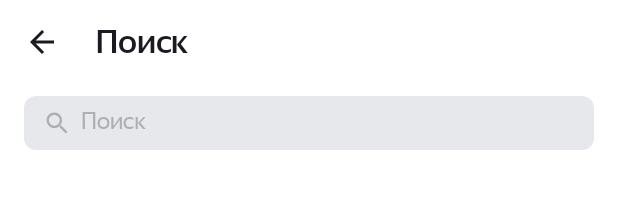
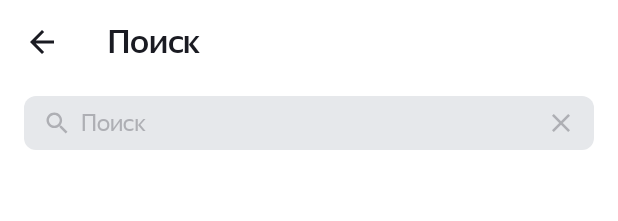
Before and after one commit to nemislimus/Playlist_Maker, an Android app: the layout activity_search.xml on its own in the app's theme, with its tools: preview values and no code run, on a phone screen of 412 x 824 dp. Shown: the top 221 px of the screen. Run offline under Robolectric (Android 15) with nearby library versions, the phone set to English and light mode, and no system bars.

Commit message:
Внёс правки по 11-му спринту.

```diff
--- a/app/src/main/java/com/practicum/playlistmaker/ItunesApiService.kt
+++ b/app/src/main/java/com/practicum/playlistmaker/ItunesApiService.kt
@@ -7,7 +7,6 @@ interface ItunesApiService {
     @GET("search")
     fun getTracksOnSearch(
         @Query("term") text: String,
-        @Query("media") media: String = "music",
         @Query("entity") entity:String = "song"
     ) : Call<TracksResponse>
 }
--- a/app/src/main/java/com/practicum/playlistmaker/TrackAdapter.kt
+++ b/app/src/main/java/com/practicum/playlistmaker/TrackAdapter.kt
@@ -4,7 +4,7 @@ import android.view.LayoutInflater
 import android.view.ViewGroup
 import androidx.recyclerview.widget.RecyclerView
 
-class TrackAdapter(private val trackList: ArrayList<Track>): RecyclerView.Adapter<TrackViewHolder>() {
+class TrackAdapter(private val trackList: List<Track>): RecyclerView.Adapter<TrackViewHolder>() {
 
     override fun onCreateViewHolder(parent: ViewGroup, viewType: Int): TrackViewHolder {
         return TrackViewHolder(parent)
--- a/app/src/main/res/drawable/ic_arrow_back.xml
+++ b/app/src/main/res/drawable/ic_arrow_back.xml
@@ -8,6 +8,6 @@
         android:pathData="M0,0h24v24h-24z"/>
     <path
         android:pathData="M20,11H7.83L13.42,5.41L12,4L4,12L12,20L13.41,18.59L7.83,13H20V11Z"
-        android:fillColor="#1A1B22"/>
+        android:fillColor="?attr/colorSecondaryVariant"/>
   </group>
 </vector>
--- a/app/src/main/res/layout/activity_search.xml
+++ b/app/src/main/res/layout/activity_search.xml
@@ -6,13 +6,14 @@
     android:orientation="vertical"
     tools:context=".SearchActivity">
 
-    <Button
-        android:id="@+id/outOfSearchButton"
-        style="@style/SettingScreenButtonOrigin.OutOfSettingsButton"
-        android:layout_marginBottom="@dimen/classic_size_8dp"
-        android:layout_marginHorizontal="@dimen/classic_size_16dp"
-        android:text="@string/main_search"
-        app:icon="@drawable/ic_arrow_back" />
+    <androidx.appcompat.widget.Toolbar
+        android:id="@+id/searchToolBar"
+        style="@style/SearchToolbar"
+        app:navigationIcon="@drawable/ic_arrow_back"
+        app:titleTextColor="?attr/colorSecondaryVariant"
+        app:title="@string/main_search"
+        app:titleTextAppearance="@style/SearchToolbar"
+        android:layout_marginBottom="@dimen/classic_size_8dp"/>
 
     <FrameLayout
         android:id="@+id/searchBar"
@@ -23,20 +24,26 @@
             android:id="@+id/zoomSearchBarIcon"
             android:src="@drawable/ic_search_16"
             android:paddingStart="@dimen/search_bar_side_padding"
+            android:layout_marginTop="0dp"
+            android:layout_marginBottom="0dp"
+            android:layout_gravity="center_vertical|start"
             style="@style/SearchIcons.theme"/>
 
         <EditText
             android:id="@+id/searchBarEditText"
             android:imeOptions="actionDone"
             android:singleLine="true"
+            android:textSize="@dimen/text_size_16sp"
             style="@style/SearchEditText.theme" />
 
         <ImageView
             android:id="@+id/searchBarClearIcon"
             android:src="@drawable/ic_clear_16"
-            android:visibility="gone"
+            android:visibility="visible"
             android:paddingEnd="@dimen/search_bar_side_padding"
-            android:layout_gravity="end"
+            android:layout_marginTop="0dp"
+            android:layout_marginBottom="0dp"
+            android:layout_gravity="center_vertical|end"
             style="@style/SearchIcons.theme"/>
 
     </FrameLayout>
--- a/app/src/main/res/layout/track_list_item.xml
+++ b/app/src/main/res/layout/track_list_item.xml
@@ -44,7 +44,6 @@
             <TextView
                 style="@style/TrackSmallText.theme"
                 android:id="@+id/tv_trackArtistName"
-                android:layout_width="0dp"
                 android:layout_weight="1"
                 tools:text="Smells Like Teen Spirit " />
 
--- a/app/src/main/res/values/styles.xml
+++ b/app/src/main/res/values/styles.xml
@@ -111,6 +111,16 @@
     </style>
 
 <!--    ////Стили для строки поиска-->
+    <style name="SearchToolbar">
+        <item name="android:layout_width">match_parent</item>
+        <item name="android:layout_height">wrap_content</item>
+        <item name="android:layout_gravity">start</item>
+        <item name="android:visibility">visible</item>
+        <item name="android:background">@null</item>
+        <item name="navigationIcon">@drawable/ic_arrow_back</item>
+        <item name="android:fontFamily">@font/ys_display_medium</item>
+        <item name="android:textSize">@dimen/classic_text_size_22</item>
+    </style>
 
     <style name="SearchIcons">
         <item name="android:layout_width">wrap_content</item>
@@ -122,9 +132,11 @@
 
     <style name="SearchEditText">
         <item name="android:layout_width">match_parent</item>
-        <item name="android:layout_height">@dimen/classic_size_16dp</item>
+        <item name="android:layout_height">match_parent</item>
         <item name="android:gravity">start</item>
-        <item name="android:layout_marginTop">@dimen/search_bar_text_margin_top</item>
+        <item name="android:layout_gravity">center_vertical</item>
+        <item name="android:layout_marginTop">0dp</item>
+        <item name="android:layout_marginBottom">0dp</item>
         <item name="android:background">@null</item>
         <item name="android:fontFamily">@font/ys_display_regular</item>
         <item name="android:hint">@string/main_search</item>
@@ -133,14 +145,12 @@
         <item name="android:paddingStart">@dimen/search_bar_text_padding</item>
         <item name="android:paddingEnd">@dimen/search_bar_text_padding</item>
         <item name="android:textCursorDrawable">@drawable/search_bar_cursor</item>
-        <item name="android:textSize">@dimen/settings_menu_text_size</item>
         <item name="android:textColor">@color/dark</item>
     </style>
 
     <style name="SearchBarContainer">
         <item name="android:layout_width">match_parent</item>
         <item name="android:layout_height">wrap_content</item>
-        <item name="android:gravity">center_horizontal</item>
         <item name="android:layout_marginHorizontal">@dimen/classic_size_16dp</item>
         <item name="android:background">@drawable/search_background</item>
     </style>
```
Also changed, not shown: app/src/main/java/com/practicum/playlistmaker/SearchActivity.kt (+22 -13 lines), app/src/main/res/layout/placeholder_search_error.xml (+8 -8 lines).
